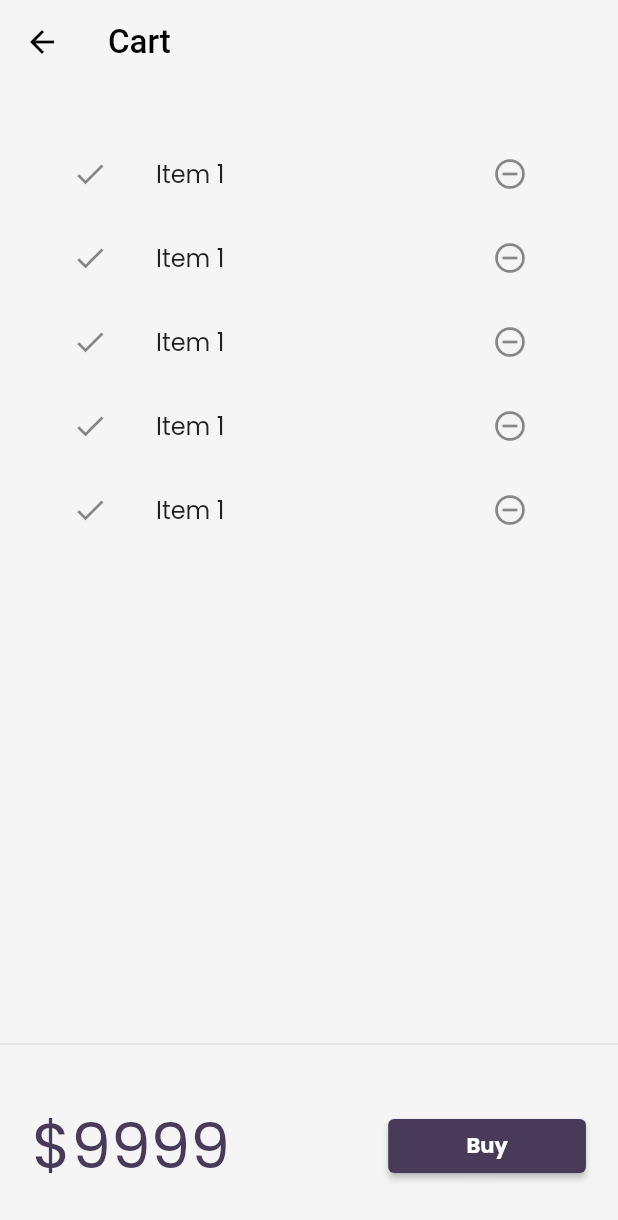
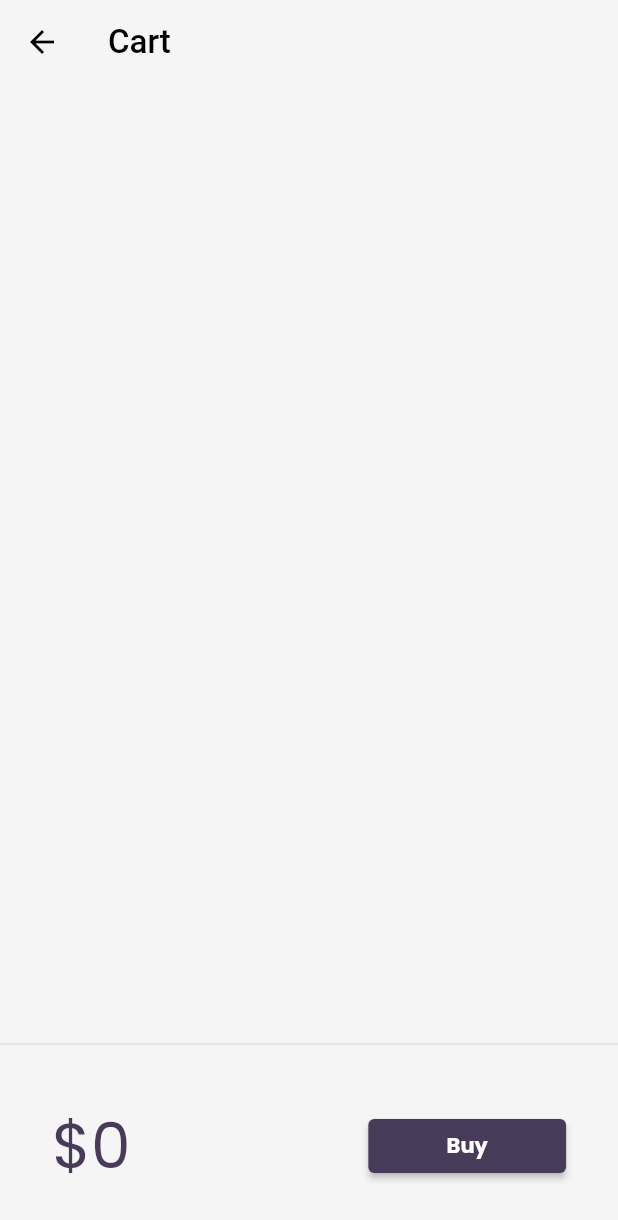
Before and after one commit to Shubham6518/30DaysofFlutter, a Flutter app: the screen it shows after launch, after a tap on an icon or button, on a phone screen of 412 x 824 dp. Shown: the top 1220 px of the screen. Run offline on Flutter 3.47's test engine with Material 2 defaults, Android fonts, the phone set to English and light mode, and no system bars; our stand-ins replace google_fonts, velocity_x; network calls fail; project files that could hold a hidden picture were left out.

Commit message:
day24 completed

```diff
--- a/lib/models/cart.dart
+++ b/lib/models/cart.dart
@@ -1,14 +1,22 @@
 import 'package:flutter_catalog/models/catalog.dart';
 
 class CartModel {
+
+static final cartModel = CartModel._internal();
+
+CartModel._internal();
+
+factory CartModel() => cartModel;
+
+
+
   late CatalogModel _catalog;
 
   final List<int> _itemIds = [];
 
   CatalogModel get catalog => _catalog;
 
-  set(CatalogModel newCatalog) {
-    assert(newCatalog != null);
+  set catalog(CatalogModel newCatalog) {
     _catalog = newCatalog;
   }
 
--- a/lib/models/catalog.dart
+++ b/lib/models/catalog.dart
@@ -2,6 +2,14 @@
 import 'dart:convert';
 
 class CatalogModel {
+
+  static final catModel = CatalogModel._internal();
+
+  CatalogModel._internal();
+
+  factory CatalogModel() => catModel;
+
+
   static List<Item>? items;
 
   Item getById(int id) =>
--- a/lib/pages/cart_page.dart
+++ b/lib/pages/cart_page.dart
@@ -1,4 +1,5 @@
 import "package:flutter/material.dart";
+import "package:flutter_catalog/models/cart.dart";
 import "package:flutter_catalog/widgets/themes.dart";
 import "package:velocity_x/velocity_x.dart";
 
@@ -23,6 +24,8 @@ class CartPage extends StatelessWidget {
 }
 
 class CartTotal extends StatelessWidget {
+  final _cart = CartModel();
+
   @override
   Widget build(BuildContext context) {
     return SizedBox(
@@ -30,15 +33,12 @@ class CartTotal extends StatelessWidget {
       child: Row(
         mainAxisAlignment: MainAxisAlignment.spaceAround,
         children: [
-          "\$9999".text.xl5.color(MyTheme.darkBluishColor).make(),
+          "\$${_cart.totalPrice}".text.xl5.color(MyTheme.darkBluishColor).make(),
           20.widthBox,
           ElevatedButton(
             onPressed: () {
               ScaffoldMessenger.of(context).showSnackBar(
-                SnackBar(content: "Buying not supported yet.".text.make()
-                )
-              );
-
+                  SnackBar(content: "Buying not supported yet.".text.make()));
             },
             style: ButtonStyle(
               backgroundColor:
@@ -58,17 +58,19 @@ class _CartList extends StatefulWidget {
 }
 
 class __CartListState extends State<_CartList> {
+  final _cart = CartModel();
+
   @override
   Widget build(BuildContext context) {
     return ListView.builder(
-      itemCount: 5,
+      itemCount: _cart.items.length,
       itemBuilder: (context, index) => ListTile(
         leading: Icon(Icons.done),
         trailing: IconButton(
           onPressed: () {},
           icon: Icon(Icons.remove_circle_outline),
         ),
-        title: "Item 1".text.make(),
+        title: _cart.items[index].name.text.make(),
       ),
     );
   }
--- a/lib/widgets/home_widget.dart/catalog_list.dart
+++ b/lib/widgets/home_widget.dart/catalog_list.dart
@@ -1,4 +1,5 @@
 import 'package:flutter/material.dart';
+import 'package:flutter_catalog/models/cart.dart';
 import 'package:flutter_catalog/models/catalog.dart';
 import 'package:flutter_catalog/pages/home_details_page.dart';
 import 'package:flutter_catalog/widgets/home_widget.dart/catalog_image.dart';
@@ -16,13 +17,13 @@ class CatalogList extends StatelessWidget {
       itemBuilder: (context, index) {
         final catalog = CatalogModel.items![index];
         return InkWell(
-          onTap: () => Navigator.push(context,
-            MaterialPageRoute(
-              builder: (context) => HomeDetailPage(catalog: catalog,)
-            )
-          ),
-          child: CatalogItem(catalog: catalog)
-        );
+            onTap: () => Navigator.push(
+                context,
+                MaterialPageRoute(
+                    builder: (context) => HomeDetailPage(
+                          catalog: catalog,
+                        ))),
+            child: CatalogItem(catalog: catalog));
       },
     );
   }
@@ -44,7 +45,8 @@ class CatalogItem extends StatelessWidget {
             image: catalog.image,
           ),
         ),
-        Expanded(child: Column(
+        Expanded(
+            child: Column(
           crossAxisAlignment: CrossAxisAlignment.start,
           mainAxisAlignment: MainAxisAlignment.center,
           children: [
@@ -56,17 +58,7 @@ class CatalogItem extends StatelessWidget {
               buttonPadding: EdgeInsets.zero,
               children: [
                 "\$${catalog.price}".text.bold.xl.make(),
-                ElevatedButton(
-                  onPressed: () {},
-                  style: ButtonStyle(
-                    backgroundColor: MaterialStateProperty.all(
-                      MyTheme.darkBluishColor
-                    ),
-
-                    shape: MaterialStateProperty.all(StadiumBorder())
-                  ),
-                  child: "Add to cart".text.make(),
-                )
+                _AddToCart(catalog: catalog)
               ],
             ).pOnly(right: 8.0)
           ],
@@ -75,3 +67,36 @@ class CatalogItem extends StatelessWidget {
     )).white.roundedLg.square(150).make().py(8);
   }
 }
+
+class _AddToCart extends StatefulWidget {
+  final Item catalog;
+  const _AddToCart({
+    super.key,
+    required this.catalog,
+  });
+
+  @override
+  State<_AddToCart> createState() => _AddToCartState();
+}
+
+class _AddToCartState extends State<_AddToCart> {
+  bool isAdded = false;
+
+  @override
+  Widget build(BuildContext context) {
+    return ElevatedButton(
+      onPressed: () {
+        isAdded = isAdded.toggle();
+        final _catalog = CatalogModel();
+        final _cart = CartModel();
+        _cart.catalog = _catalog;
+        _cart.add(widget.catalog);
+        setState(() {});
+      },
+      style: ButtonStyle(
+          backgroundColor: MaterialStateProperty.all(MyTheme.darkBluishColor),
+          shape: MaterialStateProperty.all(StadiumBorder())),
+      child: isAdded ? Icon(Icons.done) : "Add to cart".text.make(),
+    );
+  }
+}
```
